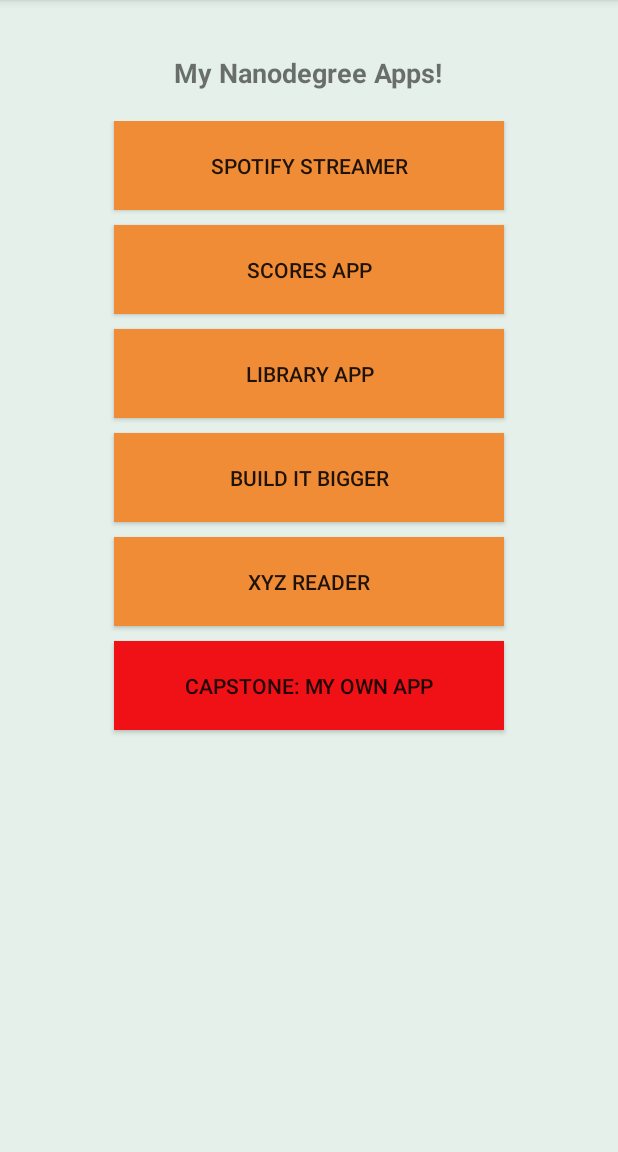
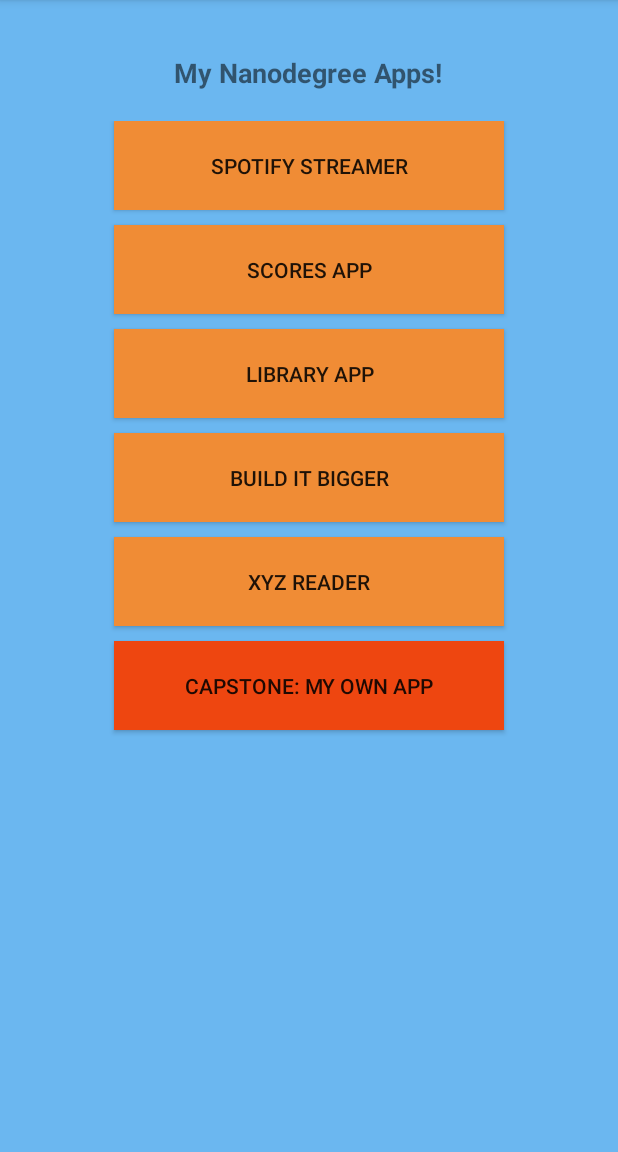
Before and after one commit to cchevalier/ADnd-P0-Portfolio, an Android app: the screen it shows after launch (MainActivity), on a phone screen of 412 x 824 dp, the part 84-1236 px from its top. Run offline under Robolectric (Android 15) with nearby library versions, the phone set to English and light mode, and no system bars.

Commit message:
Minor enhancement to layout (backgrd mainly)

```diff
--- a/app/src/main/res/layout/activity_main.xml
+++ b/app/src/main/res/layout/activity_main.xml
@@ -6,7 +6,7 @@
     android:paddingRight="@dimen/activity_horizontal_margin"
     android:paddingTop="@dimen/activity_vertical_margin"
     android:paddingBottom="@dimen/activity_vertical_margin"
-    android:background="#ffe4f0e9"
+    android:background="#ff6bb7f0"
     tools:context=".MainActivity">
 
     <TextView
@@ -100,7 +100,7 @@
                 android:layout_centerHorizontal="true"
                 android:padding="20dp"
                 android:layout_marginBottom="10dp"
-                android:background="#fff01117" />
+                android:background="#ffee4610" />
 
         </RelativeLayout>
 
```
